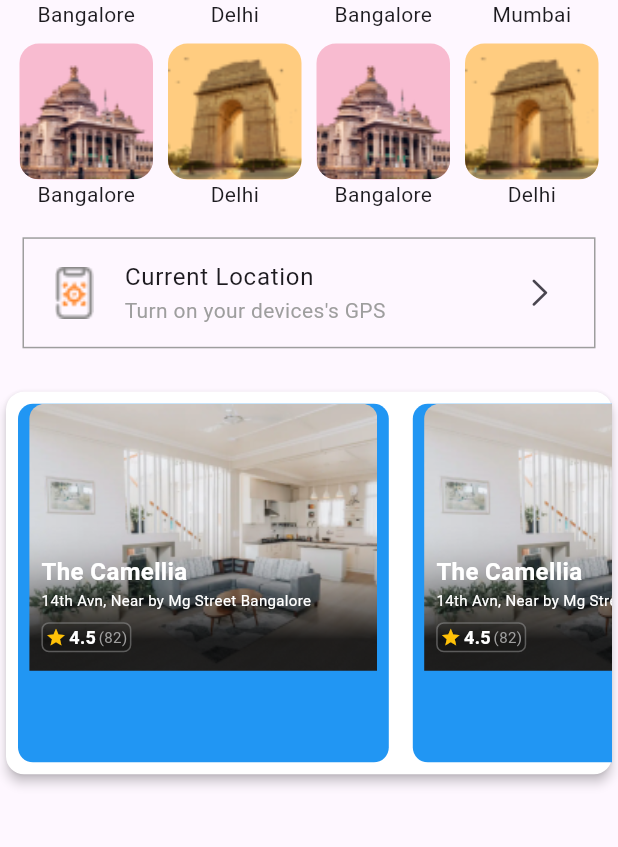
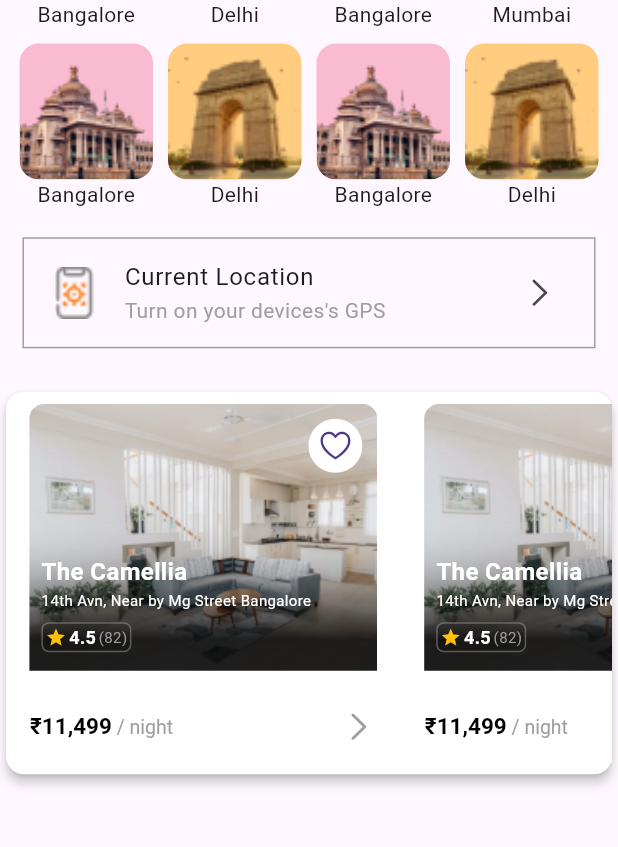
Before and after one commit to Hafeedpkl/leisure_module, a Flutter app: the screen it shows after launch, on a phone screen of 412 x 824 dp, the part 240-1087 px from its top. Run offline on Flutter 3.47's test engine with Material 2 defaults, Android fonts, the phone set to English and light mode, and no system bars.

Commit message:
home_page ui completed

```diff
--- a/lib/views/home_page.dart
+++ b/lib/views/home_page.dart
@@ -90,14 +90,13 @@ class MyHomePage extends StatelessWidget {
             padding: const EdgeInsets.all(8.0),
             child: Container(
               decoration: BoxDecoration(
-                  color: Colors.blue, borderRadius: BorderRadius.circular(10)),
+                  color: Colors.white, borderRadius: BorderRadius.circular(10)),
               height: 20,
               width: size.width * 0.6,
               child: Column(
                 children: [
                   Expanded(
                       flex: 4,
-                      child: Container(
                       child: Stack(children: [
                         ClipRRect(
                           borderRadius: const BorderRadius.only(
@@ -135,12 +134,11 @@ class MyHomePage extends StatelessWidget {
                                   const SizedBox(height: 8),
                                   Container(
                                     decoration: BoxDecoration(
-                                          borderRadius:
-                                              BorderRadius.circular(5),
+                                        borderRadius: BorderRadius.circular(5),
                                         color: Colors.black12,
                                         border: Border.all(
-                                              color: Colors.grey
-                                                  .withOpacity(0.5))),
+                                            color:
+                                                Colors.grey.withOpacity(0.5))),
                                     width: 60,
                                     height: 20,
                                     child: Row(
@@ -162,8 +160,7 @@ class MyHomePage extends StatelessWidget {
                                         Text(
                                           '(82)',
                                           style: TextStyle(
-                                                color: Colors.grey,
-                                                fontSize: 10),
+                                              color: Colors.grey, fontSize: 10),
                                         )
                                       ],
                                     ),
@@ -172,13 +169,44 @@ class MyHomePage extends StatelessWidget {
                               ),
                             ),
                           ),
+                        ),
+                        const Positioned(
+                          top: 10,
+                          right: 10,
+                          child: CircleAvatar(
+                            backgroundColor: Colors.white,
+                            radius: 18,
+                            child: Icon(CupertinoIcons.heart),
+                          ),
                         )
-                        ]),
-                      )),
+                      ])),
                   Expanded(
                       flex: 1,
-                      child: Container(
-                          // color: Colors.blue,
+                      child: Padding(
+                        padding: const EdgeInsets.symmetric(horizontal: 8.0),
+                        child: Row(
+                          mainAxisAlignment: MainAxisAlignment.spaceBetween,
+                          children: [
+                            RichText(
+                              text: const TextSpan(children: [
+                                TextSpan(
+                                    text: '₹11,499',
+                                    style: TextStyle(
+                                        fontSize: 15,
+                                        fontWeight: FontWeight.bold,
+                                        color: Colors.black)),
+                                TextSpan(
+                                    text: ' / night',
+                                    style: TextStyle(
+                                        fontSize: 13, color: Colors.grey))
+                              ]),
+                            ),
+                            const Icon(
+                              CupertinoIcons.right_chevron,
+                              color: Colors.grey,
+                            )
+                          ],
+                        ),
                       )),
                 ],
               ),
```
Lines whose indentation alone changed are shown as unchanged.
